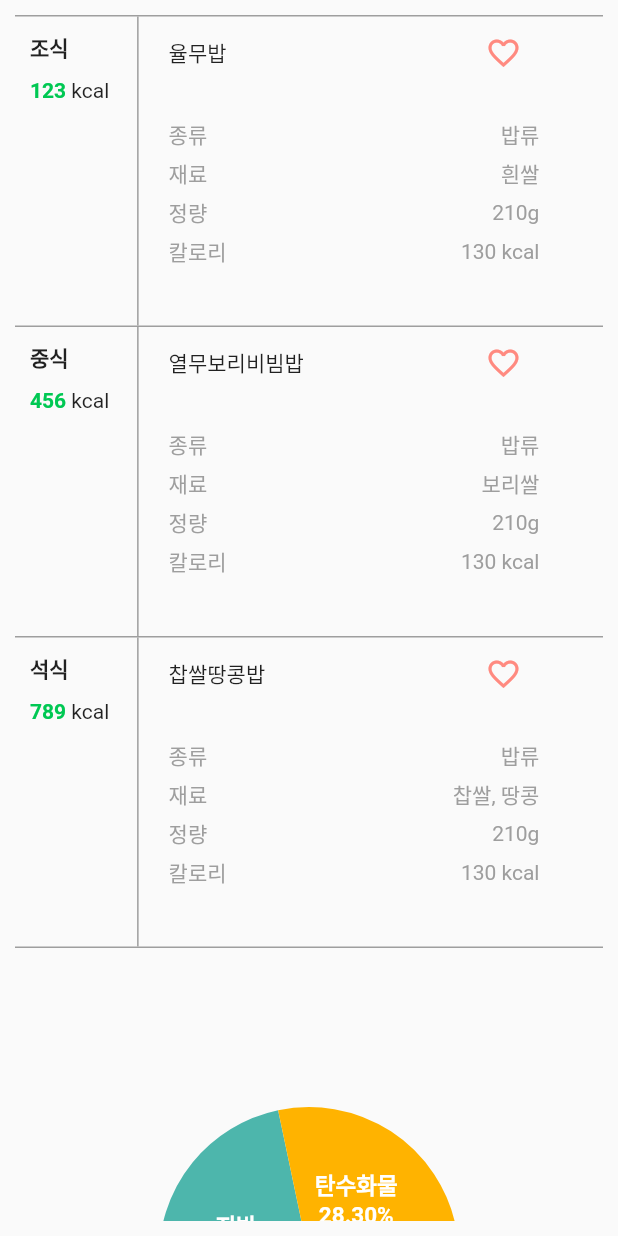
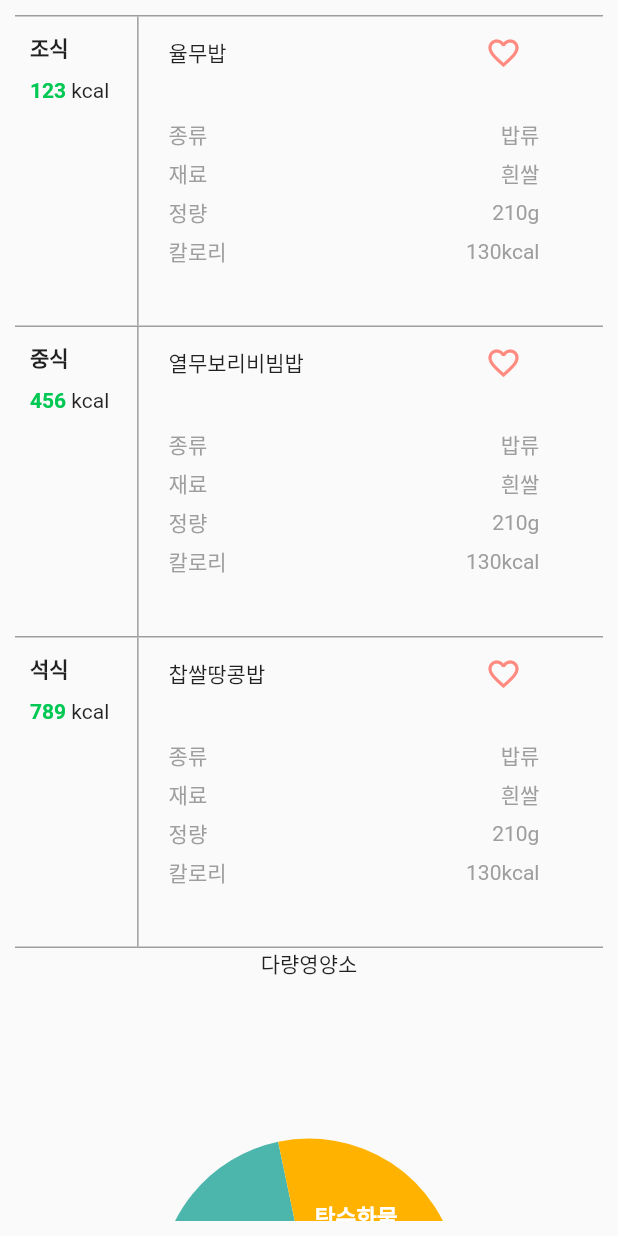
Before and after one commit to dongk0902/project_task, a Flutter app: the screen it shows after launch, on a phone screen of 412 x 824 dp. Run offline on Flutter 3.47's test engine with Material 2 defaults, Android fonts, the phone set to English and light mode, and no system bars; drawn by our look-alikes of fl_chart.

Commit message:
05-01 commit

```diff
--- a/lib/screen/homscreen.dart
+++ b/lib/screens/hom_screen.dart
@@ -1,16 +1,14 @@
 import 'package:flutter/material.dart';
-import 'package:project_task/component/mealmenu.dart';
-
-import '../component/barChart.dart';
-import '../component/data/network.dart';
+import 'package:project_task/providers/data/network.dart';
+import 'package:project_task/utils/meal_menu.dart';
 import 'dart:convert';
 import 'package:http/http.dart' as http;
 import 'package:flutter/cupertino.dart';
 import 'package:fl_chart/fl_chart.dart';
+import 'package:project_task/utils/widget.dart';
 
-import '../component/pieChart.dart';
-import '../utils/List.dart';
-import '../utils/Widget.dart';
+import '../utils/pie.dart';
+import '../utils/list_data.dart';
 
 const apiKey = '947197bdd2b24d219e57';
 
@@ -46,13 +44,9 @@ class _HomeScreenState extends State<HomeScreen> {
                     when: mealList[index],
                     kcalNumber: kcalList[index],
                     menu: menuList[index],
-                    typeValue: typeValue[index],
-                    ingredientValue: ingredientValue[index],
-                    doseValue: doseValue[index],
-                    kcalValue: kcalValue[index],
                   ),
+                  renderText(index, mealList, context),
                   renderPie(index, mealList, context),
-                  renderText(index, mealList, context),
                   renderButton1(index, mealList, context),
                   renderButton2(index, mealList, context),
                 ],
--- a/lib/utils/columnAndRow.dart
+++ /dev/null
@@ -1,60 +0,0 @@
-import 'package:flutter/material.dart';
-
-class MenuColumn extends StatelessWidget {
-  final String typeValue;
-  final String ingredientValue;
-  final String doseValue;
-  final String kcalValue;
-
-  const MenuColumn({
-    required this.typeValue,
-    required this.ingredientValue,
-    required this.doseValue,
-    required this.kcalValue,
-    Key? key,
-  }) : super(key: key);
-
-  @override
-  Widget build(BuildContext context) {
-    return Column(
-      children: [
-        MenuRow(nameText: '종류', valueText: typeValue),
-        const SizedBox(height: 5),
-        MenuRow(nameText: '재료', valueText: ingredientValue),
-        const SizedBox(height: 5),
-        MenuRow(nameText: '정량', valueText: doseValue),
-        const SizedBox(height: 5),
-        MenuRow(nameText: '칼로리', valueText: kcalValue),
-      ],
-    );
-  }
-}
-
-class MenuRow extends StatelessWidget {
-  final String nameText;
-  final String valueText;
-
-  const MenuRow({
-    required this.nameText,
-    required this.valueText,
-    Key? key,
-  }) : super(key: key);
-
-  @override
-  Widget build(BuildContext context) {
-    TextStyle textStyle = TextStyle(color: Colors.grey);
-    return Row(
-      mainAxisAlignment: MainAxisAlignment.spaceBetween,
-      children: [
-        Text(
-          nameText,
-          style: textStyle,
-        ),
-        Text(
-          valueText,
-          style: textStyle,
-        ),
-      ],
-    );
-  }
-}
--- a/lib/utils/List.dart
+++ b/lib/utils/list_data.dart
@@ -17,23 +17,16 @@ var menuList = [
   '찹쌀땅콩밥',
 ];
 
-var typeValue = [
+var typeList = [
+  '종류',
+  '재료',
+  '정량',
+  '칼로리',
+];
+
+var valueList = [
   '밥류',
-  '밥류',
-  '밥류',
+  '흰쌀',
+  '210g',
+  '130kcal',
 ];
-var ingredientValue = [
-  '흰쌀',
-  '보리쌀',
-  '찹쌀, 땅콩',
-];
-var doseValue = [
-  '210g',
-  '210g',
-  '210g',
-];
-var kcalValue = [
-  '130 kcal',
-  '130 kcal',
-  '130 kcal',
-];
--- a/lib/component/mealmenu.dart
+++ b/lib/utils/meal_menu.dart
@@ -1,31 +1,25 @@
 import 'package:flutter/material.dart';
-import '../utils/columnAndRow.dart';
-import '../utils/divider.dart';
+import 'package:provider/provider.dart';
+import 'Icon.dart';
+import 'list_data.dart';
 
 class MealMenu extends StatelessWidget {
   final BoxBorder? mealMenuBorder;
   final String when;
   final String kcalNumber;
   final String menu;
-  final String typeValue;
-  final String ingredientValue;
-  final String doseValue;
-  final String kcalValue;
 
   const MealMenu({
     this.mealMenuBorder,
     required this.when,
     required this.kcalNumber,
     required this.menu,
-    required this.typeValue,
-    required this.ingredientValue,
-    required this.doseValue,
-    required this.kcalValue,
     Key? key,
   }) : super(key: key);
 
   @override
   Widget build(BuildContext context) {
+
     return Container(
       margin: EdgeInsets.fromLTRB(10, 0, 10, 0),
       decoration: BoxDecoration(
@@ -39,13 +33,8 @@ class MealMenu extends StatelessWidget {
                 when: when,
                 kcalNumber: kcalNumber,
               ),
-              RenderVerticalDivider(),
               Menu(
                 menu: menu,
-                typeValue: typeValue,
-                ingredientValue: ingredientValue,
-                doseValue: doseValue,
-                kcalValue: kcalValue,
               ),
             ],
           ),
@@ -54,7 +43,6 @@ class MealMenu extends StatelessWidget {
     );
   }
 }
-
 
 class Meal extends StatelessWidget {
   final String when;
@@ -107,28 +95,30 @@ class Meal extends StatelessWidget {
   }
 }
 
-
-class Menu extends StatelessWidget {
+class Menu extends StatefulWidget {
   final String menu;
-  final String typeValue;
-  final String ingredientValue;
-  final String doseValue;
-  final String kcalValue;
 
   const Menu({
     required this.menu,
-    required this.typeValue,
-    required this.ingredientValue,
-    required this.doseValue,
-    required this.kcalValue,
     Key? key,
   }) : super(key: key);
 
   @override
+  State<Menu> createState() => _MenuState();
+}
+
+class _MenuState extends State<Menu> {
+  bool isClicked = true;
+
+  @override
   Widget build(BuildContext context) {
-    var height = MediaQuery.of(context).size.height * 0.25;
-    var width = MediaQuery.of(context).size.width * 0.6;
-    return SizedBox(
+
+    var _screenSize = MediaQuery.of(context).size;
+    var height = _screenSize.height * 0.25;
+    var width = _screenSize.width * 0.6;
+
+    return Container(
+      margin: EdgeInsets.fromLTRB(20, 0, 0, 0),
       height: height,
       width: width,
       child: Column(
@@ -136,24 +126,46 @@ class Menu extends StatelessWidget {
           Row(
             mainAxisAlignment: MainAxisAlignment.spaceBetween,
             children: [
-              Text(menu),
+              Text(widget.menu),
               IconButton(
                 splashColor: Colors.white.withOpacity(0.0),
                 highlightColor: Colors.white.withOpacity(0.0),
-                onPressed: () {},
+                onPressed: () {
+                  // Provider.of<IconFavorite>(context).changeIcon();
+                  setState(() {
+                    // 이게 도대체 왜 되냐?????? 하...... 지금은 false인데 누르면 true가 된다는 거? 근데 왜 한번 더 누르면 다시 돌아오는 건데 하...
+                    // bool isClicked = true; 위에 선언하고 여기에 isClicked = false; 넣는거랑 왜 다른건데......... 아... 아.... 아..........알겠다...
+                    isClicked = !isClicked;
+                  });
+                },
                 icon: Icon(
-                  Icons.favorite_border,
+                  isClicked ? Icons.favorite_border : Icons.favorite,
                   color: Colors.redAccent[100],
                 ),
               ),
             ],
           ),
           const SizedBox(height: 20),
-          MenuColumn(
-            typeValue: typeValue,
-            ingredientValue: ingredientValue,
-            doseValue: doseValue,
-            kcalValue: kcalValue,
+          Expanded(
+            child: ListView.separated(
+              itemCount: typeList.length,
+              separatorBuilder: (context, index) => SizedBox(height: 5),
+              itemBuilder: (context, index) {
+                return Row(
+                  mainAxisAlignment: MainAxisAlignment.spaceBetween,
+                  children: [
+                    Text(
+                      typeList[index],
+                      style: const TextStyle(color: Colors.grey),
+                    ),
+                    Text(
+                      valueList[index],
+                      style: const TextStyle(color: Colors.grey),
+                    ),
+                  ],
+                );
+              },
+            ),
           ),
         ],
       ),
--- a/lib/utils/Widget.dart
+++ b/lib/utils/widget.dart
@@ -1,13 +1,12 @@
 import 'package:flutter/material.dart';
-
-import '../component/barChart.dart';
-import '../component/pieChart.dart';
+import 'package:project_task/screens/bar_chart_screen.dart';
+import '../utils/pie.dart';
 
 Widget renderPie(dynamic index, var mealList, BuildContext context) {
   if (index + 1 == mealList.length) {
     return Pie();
   } else {
-    return SizedBox(height: 0);
+    return SizedBox.shrink();
   }
 }
 
@@ -15,7 +14,7 @@ Widget renderText(dynamic index, var mealList, BuildContext context) {
   if (index + 1 == mealList.length) {
     return Text('다량영양소');
   } else {
-    return SizedBox(height: 0);
+    return SizedBox.shrink();
   }
 }
 
@@ -33,7 +32,7 @@ Widget renderButton1(dynamic index, var mealList, BuildContext context) {
       child: Text('Fl_Bar chart'),
     );
   } else {
-    return SizedBox(height: 0);
+    return SizedBox.shrink();
   }
 }
 
@@ -50,6 +49,6 @@ Widget renderButton2(dynamic index, var mealList, BuildContext context) {
       child: Text('리스트 뷰'),
     );
   } else {
-    return SizedBox(height: 0);
+    return SizedBox.shrink();
   }
 }
--- a/pubspec.yaml
+++ b/pubspec.yaml
@@ -38,6 +38,7 @@ dependencies:
   fl_chart: ^0.55.0
   syncfusion_flutter_charts: ^20.2.40
   charts_flutter: ^0.12.0
+  provider: ^6.0.3
 
 dev_dependencies:
   flutter_test:
```
Also changed, not shown: lib/main.dart (+12 -5 lines), lib/utils/Icon.dart (added, +12 -0 lines), lib/utils/button.dart (deleted, +0 -18 lines), lib/utils/divider.dart (deleted, +0 -95 lines), lib/widgets/navigator.dart (added, +24 -0 lines), lib/providers/data/network.dart (renamed from lib/component/data/network.dart), lib/screens/bar_chart_screen.dart (renamed from lib/component/barChart.dart), lib/screens/list_view_screen.dart (renamed from lib/component/listView.dart), lib/utils/pie.dart (renamed from lib/component/pieChart.dart), pubspec.lock.
